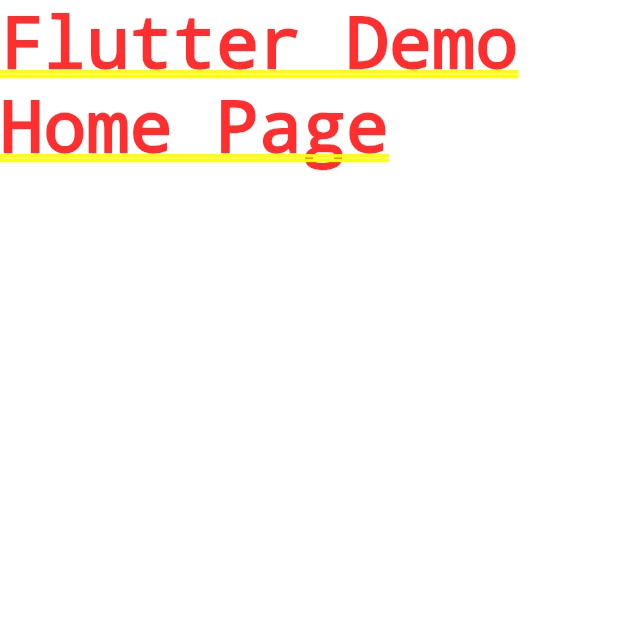
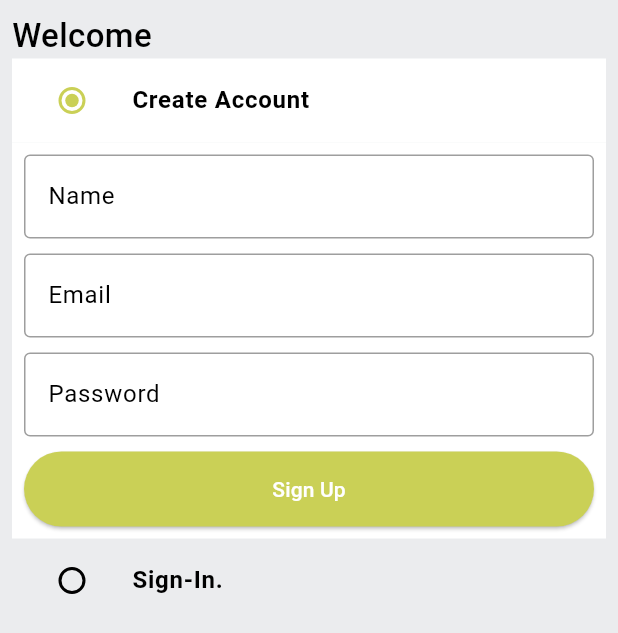
Before and after one commit to DeveloperDilshad/NEXAMART, a Flutter app: the screen it shows after launch, on a phone screen of 412 x 824 dp. Shown: the top 633 px of the screen. Run offline on Flutter 3.47's test engine with Material 3 defaults, Android fonts, the phone set to English and light mode, and no system bars.

Commit message:
Auth screen and server setup completed

```diff
--- /dev/null
+++ b/lib/common/widgets/custom_textfield.dart
@@ -0,0 +1,29 @@
+import 'package:flutter/material.dart';
+
+class CustomTextfield extends StatelessWidget {
+  final TextEditingController controller;
+  final String hintText;
+  const CustomTextfield(
+      {super.key, required this.controller, required this.hintText});
+
+  @override
+  Widget build(BuildContext context) {
+    return TextFormField(
+      controller: controller,
+      decoration: InputDecoration(
+        hintText: hintText,
+        border: const OutlineInputBorder(
+          borderSide: BorderSide(
+            color: Colors.black38,
+          ),
+        ),
+        enabledBorder: const OutlineInputBorder(
+          borderSide: BorderSide(
+            color: Colors.black38,
+          ),
+        ),
+      ),
+      validator: (value) {},
+    );
+  }
+}
--- /dev/null
+++ b/lib/common/widgets/custon_button.dart
@@ -0,0 +1,22 @@
+import 'package:flutter/material.dart';
+import 'package:nexamart/constants/global_variables.dart';
+
+class CustomButton extends StatelessWidget {
+  final String text;
+  final VoidCallback onTap;
+  const CustomButton({super.key, required this.text, required this.onTap});
+
+  @override
+  Widget build(BuildContext context) {
+    return ElevatedButton(
+      onPressed: onTap,
+      style: ElevatedButton.styleFrom(
+          minimumSize: const Size(double.infinity, 50),
+          backgroundColor: GlobalVariables.secondaryColor),
+      child: Text(
+        text,
+        style: const TextStyle(color: Colors.white),
+      ),
+    );
+  }
+}
--- /dev/null
+++ b/lib/constants/global_variables.dart
@@ -0,0 +1,17 @@
+import 'package:flutter/material.dart';
+
+class GlobalVariables {
+  static const appBarGradient = LinearGradient(
+    colors: [
+      Color.fromRGBO(202, 208, 86, 1),
+      Color.fromRGBO(202, 206, 151, 1),
+    ],
+    stops: [0.5, 1.0],
+  );
+
+  static const secondaryColor = Color.fromRGBO(202, 208, 86, 1);
+  static const backgroundColor = Colors.white;
+  static const Color greyBackgroundCOlor = Color(0xffebecee);
+  static var selectedNavBarColor = Colors.cyan[800]!;
+  static const unselectedNavBarColor = Colors.black87;
+}
--- /dev/null
+++ b/lib/features/auth/screens/auth_screen.dart
@@ -0,0 +1,157 @@
+import 'package:flutter/material.dart';
+import 'package:nexamart/common/widgets/custom_textfield.dart';
+import 'package:nexamart/common/widgets/custon_button.dart';
+import 'package:nexamart/constants/global_variables.dart';
+
+enum Auth { signIn, signUp }
+
+class AuthScreen extends StatefulWidget {
+  static const String routeName = '/auth-screen';
+  const AuthScreen({super.key});
+
+  @override
+  State<AuthScreen> createState() => _AuthScreenState();
+}
+
+class _AuthScreenState extends State<AuthScreen> {
+  Auth _auth = Auth.signUp;
+  final _signUpFormKey = GlobalKey<FormState>();
+  final _signInFormKey = GlobalKey<FormState>();
+  final TextEditingController _emailControiller = TextEditingController();
+  final TextEditingController _passwordControiller = TextEditingController();
+  final TextEditingController _nameControiller = TextEditingController();
+
+  @override
+  void dispose() {
+    super.dispose();
+    _emailControiller.dispose();
+    _passwordControiller.dispose();
+    _nameControiller.dispose();
+  }
+
+  @override
+  Widget build(BuildContext context) {
+    return Scaffold(
+      backgroundColor: GlobalVariables.greyBackgroundCOlor,
+      body: SafeArea(
+          child: Padding(
+        padding: const EdgeInsets.all(8.0),
+        child: Column(
+          crossAxisAlignment: CrossAxisAlignment.start,
+          children: [
+            const Text(
+              'Welcome',
+              style: TextStyle(fontSize: 22, fontWeight: FontWeight.w500),
+            ),
+            ListTile(
+              tileColor: _auth == Auth.signUp
+                  ? GlobalVariables.backgroundColor
+                  : GlobalVariables.greyBackgroundCOlor,
+              title: const Text(
+                'Create Account',
+                style: TextStyle(fontWeight: FontWeight.bold),
+              ),
+              leading: Radio(
+                activeColor: GlobalVariables.secondaryColor,
+                value: Auth.signUp,
+                groupValue: _auth,
+                onChanged: (Auth? value) {
+                  setState(
+                    () {
+                      _auth = value!;
+                    },
+                  );
+                },
+              ),
+            ),
+            if (_auth == Auth.signUp)
+              Container(
+                padding: const EdgeInsets.all(8),
+                color: GlobalVariables.backgroundColor,
+                child: Form(
+                  key: _signUpFormKey,
+                  child: Column(
+                    children: [
+                      CustomTextfield(
+                        controller: _nameControiller,
+                        hintText: 'Name',
+                      ),
+                      const SizedBox(
+                        height: 10,
+                      ),
+                      CustomTextfield(
+                        controller: _emailControiller,
+                        hintText: 'Email',
+                      ),
+                      const SizedBox(
+                        height: 10,
+                      ),
+                      CustomTextfield(
+                        controller: _passwordControiller,
+                        hintText: 'Password',
+                      ),
+                      const SizedBox(
+                        height: 10,
+                      ),
+                      CustomButton(text: 'Sign Up', onTap: () {})
+                    ],
+                  ),
+                ),
+              ),
+            ListTile(
+              tileColor: _auth == Auth.signIn
+                  ? GlobalVariables.backgroundColor
+                  : GlobalVariables.greyBackgroundCOlor,
+              title: const Text(
+                'Sign-In.',
+                style: TextStyle(fontWeight: FontWeight.bold),
+              ),
+              leading: Radio(
+                activeColor: GlobalVariables.secondaryColor,
+                value: Auth.signIn,
+                groupValue: _auth,
+                onChanged: (Auth? value) {
+                  setState(
+                    () {
+                      _auth = value!;
+                    },
+                  );
+                },
+              ),
+            ),
+            if (_auth == Auth.signIn)
+              Container(
+                padding: const EdgeInsets.all(8),
+                color: GlobalVariables.backgroundColor,
+                child: Form(
+                  key: _signUpFormKey,
+                  child: Column(
+                    children: [
+                      const SizedBox(
+                        height: 10,
+                      ),
+                      CustomTextfield(
+                        controller: _emailControiller,
+                        hintText: 'Email',
+                      ),
+                      const SizedBox(
+                        height: 10,
+                      ),
+                      CustomTextfield(
+                        controller: _passwordControiller,
+                        hintText: 'Password',
+                      ),
+                      const SizedBox(
+                        height: 10,
+                      ),
+                      CustomButton(text: 'Sign In', onTap: () {})
+                    ],
+                  ),
+                ),
+              ),
+          ],
+        ),
+      )),
+    );
+  }
+}
--- a/lib/main.dart
+++ b/lib/main.dart
@@ -1,4 +1,7 @@
 import 'package:flutter/material.dart';
+import 'package:nexamart/constants/global_variables.dart';
+import 'package:nexamart/features/auth/screens/auth_screen.dart';
+import 'package:nexamart/router.dart';
 
 void main() {
   runApp(const MyApp());
@@ -12,10 +15,18 @@
     return MaterialApp(
       title: 'Flutter Demo',
       theme: ThemeData(
-        colorScheme: ColorScheme.fromSeed(seedColor: Colors.deepPurple),
-        useMaterial3: true,
+        scaffoldBackgroundColor: GlobalVariables.backgroundColor,
+        colorScheme:
+            const ColorScheme.light(primary: GlobalVariables.secondaryColor),
+        appBarTheme: const AppBarTheme(
+          elevation: 0,
+          iconTheme: IconThemeData(
+            color: Colors.black,
+          ),
+        ),
       ),
-      home: const Text('Flutter Demo Home Page'),
+      onGenerateRoute: (settings) => generateRoute(settings),
+      home: AuthScreen(),
     );
   }
 }
--- /dev/null
+++ b/lib/router.dart
@@ -0,0 +1,21 @@
+import 'package:flutter/material.dart';
+import 'package:nexamart/features/auth/screens/auth_screen.dart';
+
+Route<dynamic> generateRoute(RouteSettings routeSettings) {
+  switch (routeSettings.name) {
+    case AuthScreen.routeName:
+      return MaterialPageRoute(
+        settings: routeSettings,
+        builder: (_) => const AuthScreen(),
+      );
+    default:
+      return MaterialPageRoute(
+        settings: routeSettings,
+        builder: (_) => const Scaffold(
+          body: Center(
+            child: Text('Screens does not exist'),
+          ),
+        ),
+      );
+  }
+}
```
Also changed, not shown: 3 other files.
